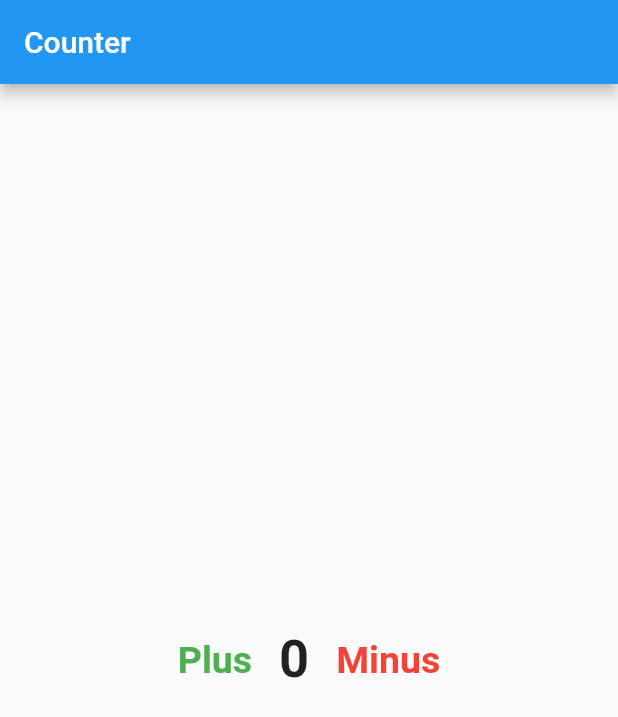
After one commit to Ahmed-Mohmmed-Yousef/flutter_udemy, a Flutter app: the screen it shows after launch, on a phone screen of 412 x 824 dp. The commit adds this screen. Shown: the top 717 px of the screen. Run offline on Flutter 3.47's test engine with Material 2 defaults, Android fonts, the phone set to English and light mode, and no system bars.

Commit message:
simple counter

```diff
--- /dev/null
+++ b/lib/counter_screen.dart
@@ -0,0 +1,75 @@
+import 'package:flutter/material.dart';
+
+class CounterScreen extends StatefulWidget {
+  CounterScreen({Key? key}) : super(key: key);
+
+  @override
+  State<CounterScreen> createState() => _CounterScreenState();
+}
+
+class _CounterScreenState extends State<CounterScreen> {
+  int _count = 0;
+
+  int get count => _count;
+
+  set count(int count) {
+    setState(() {
+      _count = count;
+      print('count is $_count');
+      print('new state');
+    });
+  }
+
+  @override
+  void initState() {
+    // TODO: implement initState
+    super.initState();
+    print('initState');
+  }
+
+  @override
+  Widget build(BuildContext context) {
+    return Scaffold(
+      appBar: AppBar(
+        title: const Text('Counter'),
+      ),
+      body: Center(
+        child: Row(
+          mainAxisAlignment: MainAxisAlignment.center,
+          children: [
+            TextButton(
+              child: const Text(
+                'Plus',
+                style: TextStyle(
+                  fontSize: 25,
+                  fontWeight: FontWeight.bold,
+                  color: Colors.green,
+                ),
+              ),
+              onPressed: () => count++,
+            ),
+            Padding(
+              padding: const EdgeInsets.symmetric(horizontal: 10),
+              child: Text(
+                '$count',
+                style:
+                    const TextStyle(fontSize: 35, fontWeight: FontWeight.bold),
+              ),
+            ),
+            TextButton(
+              child: const Text(
+                'Minus',
+                style: TextStyle(
+                  fontSize: 25,
+                  fontWeight: FontWeight.bold,
+                  color: Colors.red,
+                ),
+              ),
+              onPressed: () => count--,
+            ),
+          ],
+        ),
+      ),
+    );
+  }
+}
--- a/lib/main.dart
+++ b/lib/main.dart
@@ -1,7 +1,5 @@
 import 'package:flutter/material.dart';
-import 'package:flutter_udemy/login_screen.dart';
-import 'package:flutter_udemy/massenger_screen.dart';
-import 'package:flutter_udemy/user_screen.dart';
+import 'counter_screen.dart';
 
 void main() {
   MyApp app = MyApp();
@@ -14,7 +12,7 @@ class MyApp extends StatelessWidget {
   @override
   Widget build(BuildContext context) {
     return MaterialApp(
-      home: UserScreen(),
+      home: CounterScreen(),
       debugShowCheckedModeBanner: false,
       // done
     );
```
